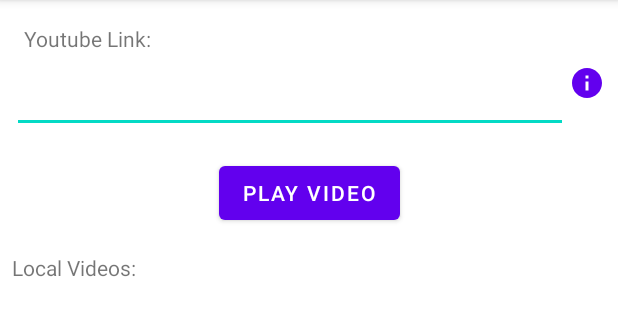
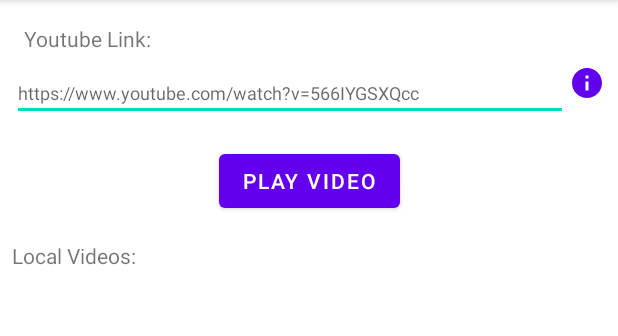
Before and after one commit to Varsha-Kulkarni/VideoPlayer, an Android app: the screen it shows after launch (MainActivity), on a phone screen of 412 x 824 dp, the part 84-420 px from its top. Run offline under Robolectric (Android 15) with nearby library versions, the phone set to English and light mode, and no system bars; our stand-ins replace Dagger/Hilt's generated code; libraries missing offline, so code that uses them is left out: com.skydoves.balloon; pictures from the network do not load.

Commit message:
add url validation

```diff
--- a/app/src/main/res/layout/activity_main.xml
+++ b/app/src/main/res/layout/activity_main.xml
@@ -22,17 +22,19 @@
         app:layout_constraintStart_toStartOf="parent"
         android:inputType="text"
         app:layout_constraintTop_toBottomOf="@id/tvYoutubeLink"
+        android:hint="@string/url_hint"
+        android:textSize="12sp"
         app:layout_constraintWidth_percent="0.9" />
 
     <Button
         android:id="@+id/btnHelp"
         android:layout_width="24dp"
         android:layout_height="24dp"
+        android:padding="32dp"
         android:layout_marginEnd="8dp"
+        app:layout_constraintStart_toEndOf="@id/etVideoLink"
         android:background="@drawable/ic_info_24"
-        android:padding="32dp"
         app:layout_constraintEnd_toEndOf="parent"
-        app:layout_constraintStart_toEndOf="@id/etVideoLink"
         app:layout_constraintTop_toTopOf="@id/etVideoLink" />
 
     <Button
--- a/app/src/main/res/values/strings.xml
+++ b/app/src/main/res/values/strings.xml
@@ -21,4 +21,6 @@
     <string name="local_videos">Local Videos:</string>
     <string name="loop">Loop</string>
     <string name="url_help">Copy paste Youtube Url or click on share video on Youtube app and Open with this Video Player!</string>
+    <string name="url_hint">https://www.youtube.com/watch?v=566IYGSXQcc</string>
+    <string name="error_yt_url">Please enter valid Youtube Url!</string>
 </resources>
```
Also changed, not shown: app/src/main/java/dev/varshakulkarni/videoplayer/ui/MainActivity.kt (+9 -3 lines), app/src/main/java/dev/varshakulkarni/videoplayer/ui/player/PlayerActivity.kt (+9 -12 lines), app/src/main/java/dev/varshakulkarni/videoplayer/utils/Utils.kt (added, +10 -0 lines).
